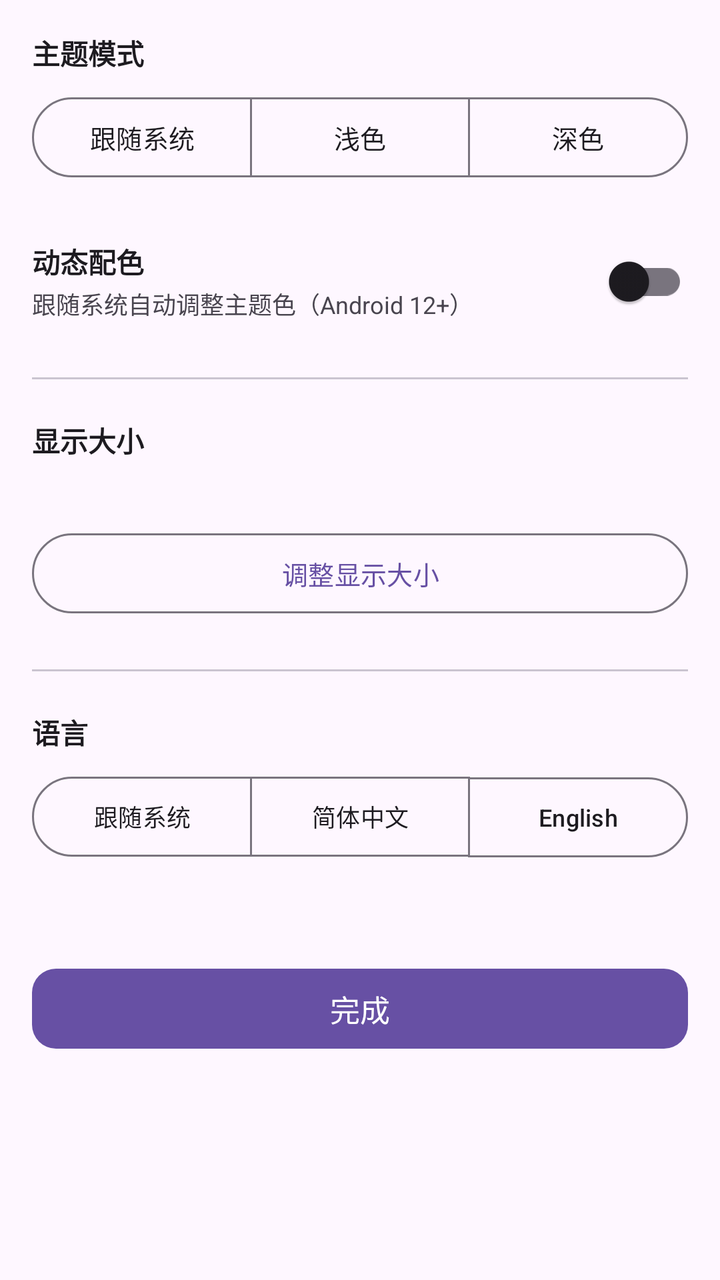
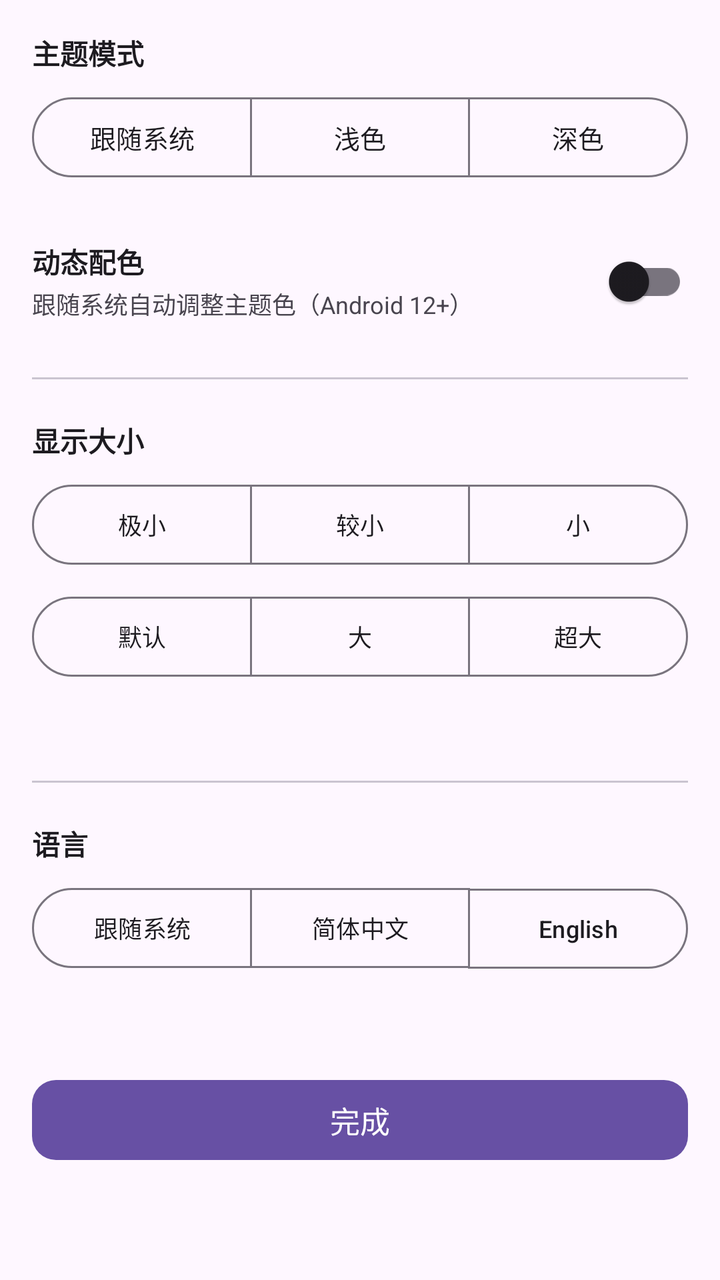

Compare the two renders of this Android layout. The source of the first and the diff that turns it into the second are given below.
<!-- AndroidManifest.xml: application theme AppTheme -->
<!-- res/layout/dialog_settings.xml -->
<?xml version="1.0" encoding="utf-8"?>
<ScrollView xmlns:android="http://schemas.android.com/apk/res/android"
    xmlns:app="http://schemas.android.com/apk/res-auto"
    android:layout_width="match_parent"
    android:layout_height="wrap_content">

    <LinearLayout
        android:layout_width="match_parent"
        android:layout_height="wrap_content"
        android:orientation="vertical"
        android:padding="16dp">

        
        <TextView
            android:layout_width="match_parent"
            android:layout_height="wrap_content"
            android:text="@string/theme_mode"
            android:textSize="14sp"
            android:textStyle="bold"
            android:textColor="?attr/colorOnSurface"
            android:layout_marginBottom="8dp" />

        <com.google.android.material.button.MaterialButtonToggleGroup
            android:id="@+id/themeModeToggleGroup"
            android:layout_width="match_parent"
            android:layout_height="wrap_content"
            android:layout_marginBottom="24dp"
            app:singleSelection="true"
            app:selectionRequired="true">

            <com.google.android.material.button.MaterialButton
                android:id="@+id/themeFollowSystemBtn"
                android:layout_width="0dp"
                android:layout_height="wrap_content"
                android:layout_weight="1"
                android:text="@string/theme_follow_system"
                android:textSize="13sp"
                style="@style/Widget.Material3.Button.OutlinedButton" />

            <com.google.android.material.button.MaterialButton
                android:id="@+id/themeLightBtn"
                android:layout_width="0dp"
                android:layout_height="wrap_content"
                android:layout_weight="1"
                android:text="@string/theme_light"
                android:textSize="13sp"
                style="@style/Widget.Material3.Button.OutlinedButton" />

            <com.google.android.material.button.MaterialButton
                android:id="@+id/themeDarkBtn"
                android:layout_width="0dp"
                android:layout_height="wrap_content"
                android:layout_weight="1"
                android:text="@string/theme_dark"
                android:textSize="13sp"
                style="@style/Widget.Material3.Button.OutlinedButton" />

        </com.google.android.material.button.MaterialButtonToggleGroup>

        
        <LinearLayout
            android:id="@+id/dynamicColorLayout"
            android:layout_width="match_parent"
            android:layout_height="wrap_content"
            android:orientation="horizontal"
            android:gravity="center_vertical"
            android:layout_marginBottom="24dp">

            <LinearLayout
                android:layout_width="0dp"
                android:layout_height="wrap_content"
                android:layout_weight="1"
                android:orientation="vertical">

                <TextView
                    android:layout_width="wrap_content"
                    android:layout_height="wrap_content"
                    android:text="@string/dynamic_color"
                    android:textSize="14sp"
                    android:textStyle="bold"
                    android:textColor="?attr/colorOnSurface" />

                <TextView
                    android:layout_width="wrap_content"
                    android:layout_height="wrap_content"
                    android:text="@string/dynamic_color_desc"
                    android:textSize="12sp"
                    android:textColor="?attr/colorOnSurfaceVariant"
                    android:layout_marginTop="2dp" />

            </LinearLayout>

            <com.google.android.material.switchmaterial.SwitchMaterial
                android:id="@+id/dynamicColorSwitch"
                android:layout_width="wrap_content"
                android:layout_height="wrap_content" />

        </LinearLayout>

        
        <View
            android:layout_width="match_parent"
            android:layout_height="1dp"
            android:background="?attr/colorOutlineVariant"
            android:layout_marginBottom="20dp" />

        
        <TextView
            android:layout_width="match_parent"
            android:layout_height="wrap_content"
            android:text="@string/display_size"
            android:textSize="14sp"
            android:textStyle="bold"
            android:textColor="?attr/colorOnSurface"
            android:layout_marginBottom="8dp" />

        <TextView
            android:id="@+id/displaySizeCurrentText"
            android:layout_width="match_parent"
            android:layout_height="wrap_content"
            android:textSize="12sp"
            android:textColor="?attr/colorOnSurfaceVariant"
            android:layout_marginBottom="8dp" />

        <com.google.android.material.button.MaterialButton
            android:id="@+id/displaySizeButton"
            android:layout_width="match_parent"
            android:layout_height="wrap_content"
            android:text="@string/adjust_display_size"
            style="@style/Widget.Material3.Button.OutlinedButton" />

        
        <View
            android:layout_width="match_parent"
            android:layout_height="1dp"
            android:background="?attr/colorOutlineVariant"
            android:layout_marginTop="24dp"
            android:layout_marginBottom="20dp" />

        
        <TextView
            android:layout_width="match_parent"
            android:layout_height="wrap_content"
            android:text="@string/language"
            android:textSize="14sp"
            android:textStyle="bold"
            android:textColor="?attr/colorOnSurface"
            android:layout_marginBottom="8dp" />

        <com.google.android.material.button.MaterialButtonToggleGroup
            android:id="@+id/languageToggleGroup"
            android:layout_width="match_parent"
            android:layout_height="wrap_content"
            android:layout_marginBottom="24dp"
            app:singleSelection="true"
            app:selectionRequired="true">

            <com.google.android.material.button.MaterialButton
                android:id="@+id/langFollowSystemBtn"
                android:layout_width="0dp"
                android:layout_height="wrap_content"
                android:layout_weight="1"
                android:text="@string/language_follow_system"
                android:textSize="12sp"
                style="@style/Widget.Material3.Button.OutlinedButton" />

            <com.google.android.material.button.MaterialButton
                android:id="@+id/langChineseBtn"
                android:layout_width="0dp"
                android:layout_height="wrap_content"
                android:layout_weight="1"
                android:text="@string/language_simplified_chinese"
                android:textSize="12sp"
                style="@style/Widget.Material3.Button.OutlinedButton" />

            <com.google.android.material.button.MaterialButton
                android:id="@+id/langEnglishBtn"
                android:layout_width="0dp"
                android:layout_height="wrap_content"
                android:layout_weight="1"
                android:text="@string/language_english"
                android:textSize="12sp"
                style="@style/Widget.Material3.Button.OutlinedButton" />

        </com.google.android.material.button.MaterialButtonToggleGroup>

        
        <com.google.android.material.button.MaterialButton
            android:id="@+id/settingsDoneButton"
            android:layout_width="match_parent"
            android:layout_height="wrap_content"
            android:text="@string/done"
            android:textSize="15sp"
            android:layout_marginTop="24dp"
            app:cornerRadius="12dp"
            style="@style/Widget.Material3.Button" />

    </LinearLayout>

</ScrollView>
<!-- resources referenced by this layout -->
<resources>
  <string name="adjust_display_size">调整显示大小</string>
  <string name="display_size">显示大小</string>
  <string name="done">完成</string>
  <string name="dynamic_color">动态配色</string>
  <string name="dynamic_color_desc">跟随系统自动调整主题色（Android 12+）</string>
  <string name="language">语言</string>
  <string name="language_english">English</string>
  <string name="language_follow_system">跟随系统</string>
  <string name="language_simplified_chinese">简体中文</string>
  <string name="theme_dark">深色</string>
  <string name="theme_follow_system">跟随系统</string>
  <string name="theme_light">浅色</string>
  <string name="theme_mode">主题模式</string>
  <style name="AppTheme" parent="Base.AppTheme" />
  <style name="Base.AppTheme" parent="Theme.Material3.DayNight.NoActionBar">
      
      
  
      
      <item name="android:textViewStyle">@style/AppTextView</item>
      <item name="android:buttonStyle">@style/AppButton</item>
      <item name="materialButtonStyle">@style/AppMaterialButton</item>
      <item name="chipStyle">@style/AppChip</item>
    </style>
  <style name="AppTextView" parent="@android:style/Widget.DeviceDefault.TextView">
      <item name="android:breakStrategy">simple</item>
      <item name="android:hyphenationFrequency">full</item>
      <item name="android:ellipsize">end</item>
      <item name="android:justificationMode">inter_word</item>
      <item name="android:textIsSelectable">false</item>
    </style>
  <style name="AppButton" parent="Widget.Material3.Button">
      <item name="android:minHeight">@dimen/app_button_min_height</item>
      <item name="android:minWidth">@dimen/app_button_min_width</item>
      <item name="android:maxLines">2</item>
      <item name="android:ellipsize">end</item>
      <item name="android:paddingStart">@dimen/app_button_padding_h</item>
      <item name="android:paddingEnd">@dimen/app_button_padding_h</item>
      <item name="android:breakStrategy">simple</item>
      <item name="android:hyphenationFrequency">full</item>
      <item name="android:textSize">@dimen/app_button_text_size</item>
    </style>
  <style name="AppMaterialButton" parent="Widget.Material3.Button">
      <item name="android:minHeight">@dimen/app_button_min_height</item>
      <item name="android:minWidth">@dimen/app_button_min_width</item>
      <item name="android:maxLines">2</item>
      <item name="android:ellipsize">end</item>
      <item name="android:paddingStart">@dimen/app_button_padding_h</item>
      <item name="android:paddingEnd">@dimen/app_button_padding_h</item>
      <item name="android:breakStrategy">simple</item>
      <item name="android:hyphenationFrequency">full</item>
      <item name="android:textAllCaps">false</item>
      <item name="android:textSize">@dimen/app_button_text_size</item>
    </style>
  <style name="AppChip" parent="Widget.Material3.Chip.Assist">
      <item name="android:textIsSelectable">false</item>
    </style>
  <dimen name="app_button_min_height">48dp</dimen>
  <dimen name="app_button_min_width">112dp</dimen>
  <dimen name="app_button_padding_h">10dp</dimen>
  <dimen name="app_button_text_size">13sp</dimen>
</resources>

<!-- the commit's change to res/layout/dialog_settings.xml (unified diff, before → after) -->
@@ -114,20 +114,79 @@
             android:textColor="?attr/colorOnSurface"
             android:layout_marginBottom="8dp" />
 
-        <TextView
-            android:id="@+id/displaySizeCurrentText"
-            android:layout_width="match_parent"
-            android:layout_height="wrap_content"
-            android:textSize="12sp"
-            android:textColor="?attr/colorOnSurfaceVariant"
-            android:layout_marginBottom="8dp" />
-
-        <com.google.android.material.button.MaterialButton
-            android:id="@+id/displaySizeButton"
-            android:layout_width="match_parent"
-            android:layout_height="wrap_content"
-            android:text="@string/adjust_display_size"
-            style="@style/Widget.Material3.Button.OutlinedButton" />
+        <com.google.android.material.button.MaterialButtonToggleGroup
+            android:id="@+id/displaySizeRow1"
+            android:layout_width="match_parent"
+            android:layout_height="wrap_content"
+            android:layout_marginBottom="8dp"
+            app:singleSelection="true"
+            app:selectionRequired="true">
+
+            <com.google.android.material.button.MaterialButton
+                android:id="@+id/displaySizeExtraSmallBtn"
+                android:layout_width="0dp"
+                android:layout_height="wrap_content"
+                android:layout_weight="1"
+                android:text="@string/helper_size_extra_small"
+                android:textSize="12sp"
+                style="@style/Widget.Material3.Button.OutlinedButton" />
+
+            <com.google.android.material.button.MaterialButton
+                android:id="@+id/displaySizeSmallerBtn"
+                android:layout_width="0dp"
+                android:layout_height="wrap_content"
+                android:layout_weight="1"
+                android:text="@string/helper_size_smaller"
+                android:textSize="12sp"
+                style="@style/Widget.Material3.Button.OutlinedButton" />
+
+            <com.google.android.material.button.MaterialButton
+                android:id="@+id/displaySizeSmallBtn"
+                android:layout_width="0dp"
+                android:layout_height="wrap_content"
+                android:layout_weight="1"
+                android:text="@string/helper_size_small"
+                android:textSize="12sp"
+                style="@style/Widget.Material3.Button.OutlinedButton" />
+
+        </com.google.android.material.button.MaterialButtonToggleGroup>
+
+        <com.google.android.material.button.MaterialButtonToggleGroup
+            android:id="@+id/displaySizeRow2"
+            android:layout_width="match_parent"
+            android:layout_height="wrap_content"
+            android:layout_marginBottom="24dp"
+            app:singleSelection="true"
+            app:selectionRequired="true">
+
+            <com.google.android.material.button.MaterialButton
+                android:id="@+id/displaySizeDefaultBtn"
+                android:layout_width="0dp"
+                android:layout_height="wrap_content"
+                android:layout_weight="1"
+                android:text="@string/helper_size_default"
+                android:textSize="12sp"
+                style="@style/Widget.Material3.Button.OutlinedButton" />
+
+            <com.google.android.material.button.MaterialButton
+                android:id="@+id/displaySizeLargeBtn"
+                android:layout_width="0dp"
+                android:layout_height="wrap_content"
+                android:layout_weight="1"
+                android:text="@string/helper_size_large"
+                android:textSize="12sp"
+                style="@style/Widget.Material3.Button.OutlinedButton" />
+
+            <com.google.android.material.button.MaterialButton
+                android:id="@+id/displaySizeExtraLargeBtn"
+                android:layout_width="0dp"
+                android:layout_height="wrap_content"
+                android:layout_weight="1"
+                android:text="@string/helper_size_extra_large"
+                android:textSize="12sp"
+                style="@style/Widget.Material3.Button.OutlinedButton" />
+
+        </com.google.android.material.button.MaterialButtonToggleGroup>
 
         
         <View
<!-- resource entries referenced after the edit -->
@@ -1,10 +1,15 @@
 <!-- resources referenced by this layout -->
 <resources>
-  <string name="adjust_display_size">调整显示大小</string>
   <string name="display_size">显示大小</string>
   <string name="done">完成</string>
   <string name="dynamic_color">动态配色</string>
   <string name="dynamic_color_desc">跟随系统自动调整主题色（Android 12+）</string>
+  <string name="helper_size_default">默认</string>
+  <string name="helper_size_extra_large">超大</string>
+  <string name="helper_size_extra_small">极小</string>
+  <string name="helper_size_large">大</string>
+  <string name="helper_size_small">小</string>
+  <string name="helper_size_smaller">较小</string>
   <string name="language">语言</string>
   <string name="language_english">English</string>
   <string name="language_follow_system">跟随系统</string>
